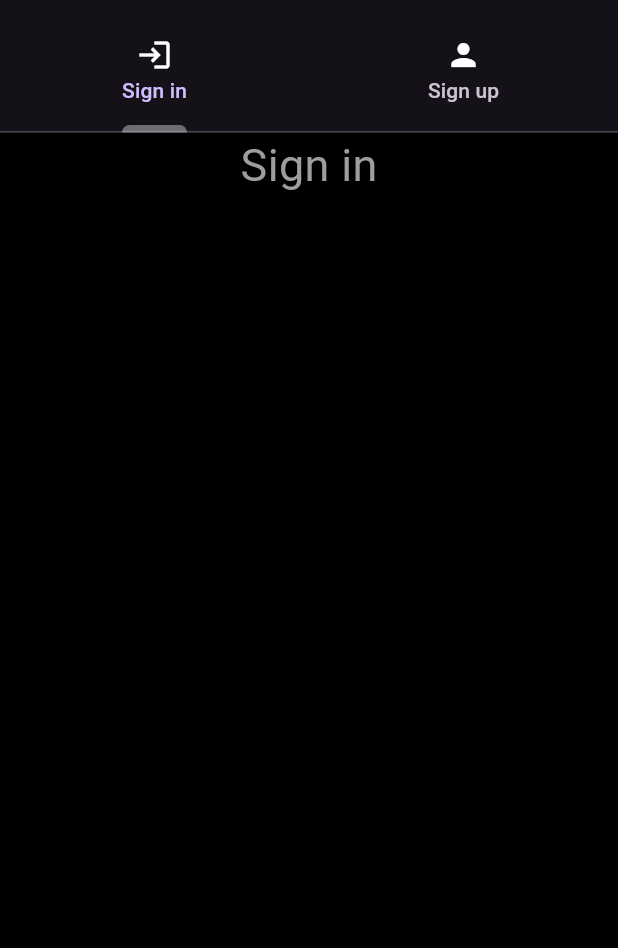
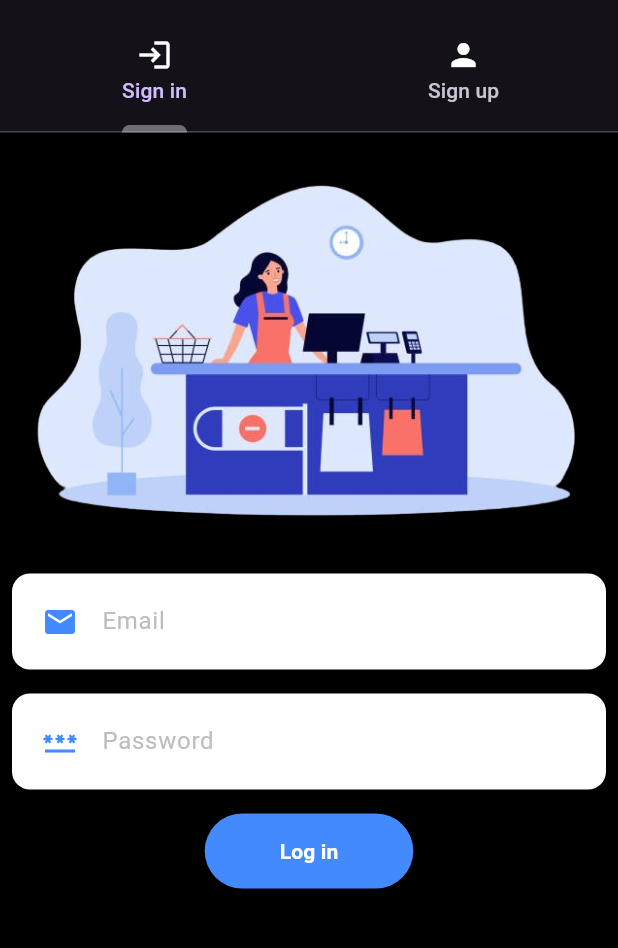
Before and after one commit to Mueem-Nahid/flutter-eats-seller-app, a Flutter app: the screen it shows after launch, on a phone screen of 412 x 824 dp, the part 67-1015 px from its top. Run offline on Flutter 3.47's test engine with Material 3 defaults, Android fonts, the phone set to English and light mode, and no system bars; missing offline and left inert: dart:ffi.

Commit message:
# Feature - ui for sign in screen - add custom text field

```diff
--- a/lib/screens/authScreens/signin_screen.dart
+++ b/lib/screens/authScreens/signin_screen.dart
@@ -1,4 +1,5 @@
 import 'package:flutter/material.dart';
+import 'package:flutter_eats_seller_app/widgets/custom_text_field.dart';
 
 class SigninScreen extends StatefulWidget {
   const SigninScreen({super.key});
@@ -8,15 +9,64 @@ class SigninScreen extends StatefulWidget {
 }
 
 class _SigninScreenState extends State<SigninScreen> {
+  TextEditingController emailTextEditingController = TextEditingController();
+  TextEditingController passwordTextEditingController = TextEditingController();
+
+  GlobalKey<FormState> formKey = GlobalKey<FormState>();
+
   @override
   Widget build(BuildContext context) {
-    return const SingleChildScrollView(
+    return SingleChildScrollView(
       child: Column(
         children: [
-          Text(
-            'Sign in',
-            style: TextStyle(fontSize: 30, color: Colors.grey),
-          )
+          Container(
+            alignment: Alignment.bottomCenter,
+            child: Padding(
+              padding: const EdgeInsets.all(8),
+              child: Image.asset(
+                'assets/images/seller.png',
+                height: 270,
+              ),
+            ),
+          ),
+          Form(
+              key: formKey,
+              child: Column(
+                children: [
+                  CustomTextField(
+                    textEditingController: emailTextEditingController,
+                    iconData: Icons.email,
+                    hintString: 'Email',
+                    isObscure: false,
+                    enabled: true,
+                  ),
+                  CustomTextField(
+                    textEditingController: passwordTextEditingController,
+                    iconData: Icons.password,
+                    hintString: 'Password',
+                    isObscure: true,
+                    enabled: true,
+                  ),
+                  const SizedBox(
+                    height: 8,
+                  ),
+                  ElevatedButton(
+                    onPressed: () {},
+                    style: ElevatedButton.styleFrom(
+                      backgroundColor: Colors.blueAccent,
+                      padding: const EdgeInsets.symmetric(
+                          horizontal: 50, vertical: 15),
+                    ),
+                    child: const Text(
+                      'Log in',
+                      style: TextStyle(
+                        color: Colors.white,
+                        fontWeight: FontWeight.bold,
+                      ),
+                    ),
+                  )
+                ],
+              ))
         ],
       ),
     );
--- /dev/null
+++ b/lib/widgets/custom_text_field.dart
@@ -0,0 +1,52 @@
+import 'dart:ffi';
+
+import 'package:flutter/material.dart';
+
+class CustomTextField extends StatefulWidget {
+  TextEditingController? textEditingController;
+  IconData? iconData;
+  String? hintString;
+  bool? isObscure = true;
+  bool? enabled = true;
+
+  CustomTextField({
+    super.key,
+    this.textEditingController,
+    this.iconData,
+    this.enabled,
+    this.hintString,
+    this.isObscure,
+  });
+
+  @override
+  State<CustomTextField> createState() => _CustomTextFieldState();
+}
+
+class _CustomTextFieldState extends State<CustomTextField> {
+  @override
+  Widget build(BuildContext context) {
+    return Container(
+      decoration: const BoxDecoration(
+        color: Colors.white,
+        borderRadius: BorderRadius.all(Radius.circular(12)),
+      ),
+      padding: const EdgeInsets.all(8),
+      margin: const EdgeInsets.all(8),
+      child: TextFormField(
+        enabled: widget.enabled,
+        controller: widget.textEditingController,
+        obscureText: widget.isObscure!,
+        decoration: InputDecoration(
+            border: InputBorder.none,
+            prefixIcon: Icon(
+              widget.iconData,
+              color: Colors.blueAccent,
+            ),
+            contentPadding:
+                const EdgeInsets.symmetric(vertical: 12, horizontal: 0),
+            hintText: widget.hintString,
+            hintStyle: TextStyle(color: Colors.grey[400])),
+      ),
+    );
+  }
+}
```
